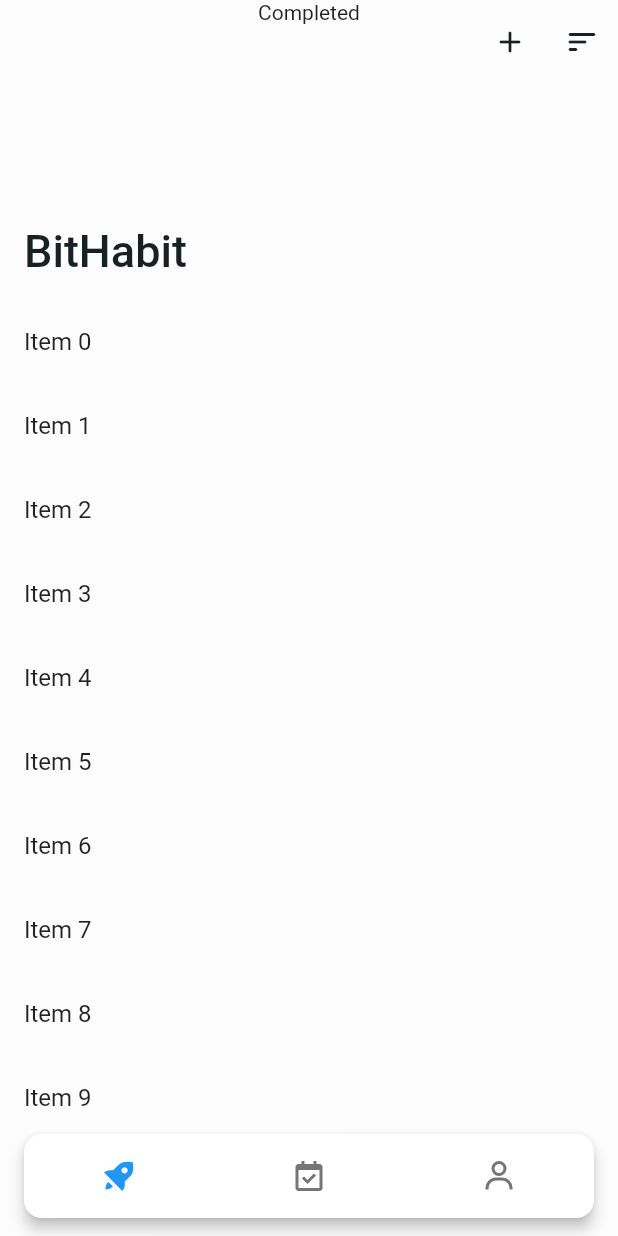
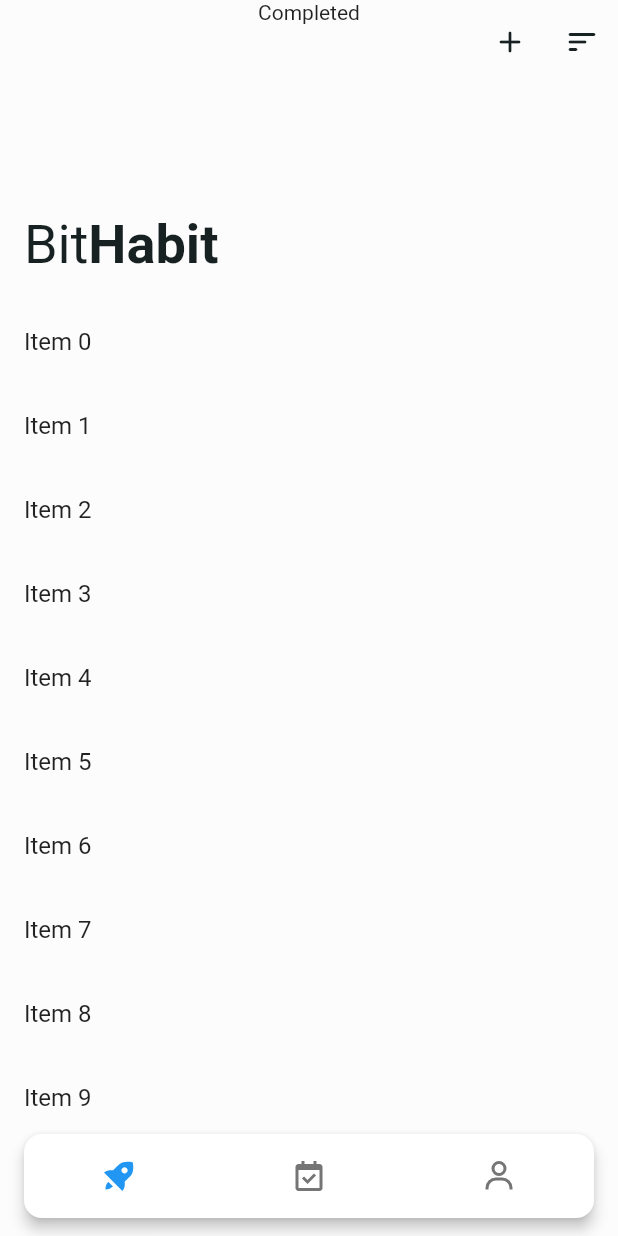
Before and after one commit to alifgiant/bithabit, a Flutter app: the screen it shows after launch, on a phone screen of 412 x 824 dp. Run offline on Flutter 3.47's test engine with Material 2 defaults, Android fonts, the phone set to English and light mode, and no system bars; drawn by our look-alikes of custom_navigation_bar; our stand-ins replace icons_plus.

Commit message:
add title content

```diff
--- a/lib/app.dart
+++ b/lib/app.dart
@@ -1,5 +1,5 @@
 import 'package:bithabit/src/pages/detail/detail_page.dart';
-import 'package:bithabit/src/res/res_color.dart';
+import 'package:bithabit/src/utils/res/res_color.dart';
 import 'package:flutter/material.dart';
 
 import 'src/pages/home/home_page.dart';
--- a/lib/src/model/habit.dart
+++ b/lib/src/model/habit.dart
@@ -1,6 +1,6 @@
 import 'package:flutter/material.dart';
 
-import '../res/res_color.dart';
+import '../utils/res/res_color.dart';
 
 class Habit {
   final String name;
--- a/lib/src/pages/dash/dash_page.dart
+++ b/lib/src/pages/dash/dash_page.dart
@@ -1,4 +1,6 @@
 import 'package:flutter/material.dart';
+
+import '../../utils/view/title_view.dart';
 
 class DashPage extends StatelessWidget {
   const DashPage({super.key});
@@ -32,7 +34,8 @@ class DashPage extends StatelessWidget {
               ),
               centerTitle: false,
               titlePadding: const EdgeInsets.all(16),
-              title: Text('BitHabit'),
+              // title: Text('BitHabit'),
+              title: const TitleView(),
             ),
           ),
           SliverList(
--- a/lib/src/pages/detail/detail_page.dart
+++ b/lib/src/pages/detail/detail_page.dart
@@ -1,3 +1,4 @@
+import 'package:bithabit/src/utils/view/title_view.dart';
 import 'package:flutter/material.dart';
 
 class DetailPage extends StatelessWidget {
@@ -7,7 +8,11 @@ class DetailPage extends StatelessWidget {
   Widget build(BuildContext context) {
     return Scaffold(
       appBar: AppBar(elevation: 0),
-      body: Center(child: Text(runtimeType.toString())),
+      body: ListView(
+        children: [
+          TitleView(text: 'Create Habit'),
+        ],
+      ),
     );
   }
 }
--- /dev/null
+++ b/lib/src/utils/view/title_view.dart
@@ -0,0 +1,37 @@
+import 'package:bithabit/src/utils/res/res_color.dart';
+import 'package:flutter/material.dart';
+
+class TitleView extends StatelessWidget {
+  final String text;
+
+  const TitleView({super.key, this.text = ''});
+
+  @override
+  Widget build(BuildContext context) {
+    final splitted = text.split(' ');
+
+    return RichText(
+      text: TextSpan(
+        style: const TextStyle(color: ResColor.black, fontSize: 24),
+        children: text.isNotEmpty
+            ? splitted
+                .map(
+                  (e) => TextSpan(
+                    text: '$e ',
+                    style: e == splitted.last ? const TextStyle(fontWeight: FontWeight.w700) : null,
+                  ),
+                )
+                .toList()
+            : const [
+                TextSpan(
+                  text: 'Bit',
+                ),
+                TextSpan(
+                  text: 'Habit',
+                  style: TextStyle(fontWeight: FontWeight.w700),
+                ),
+              ],
+      ),
+    );
+  }
+}
```
Also changed, not shown: lib/src/utils/res/res_color.dart (renamed from lib/src/res/res_color.dart).
